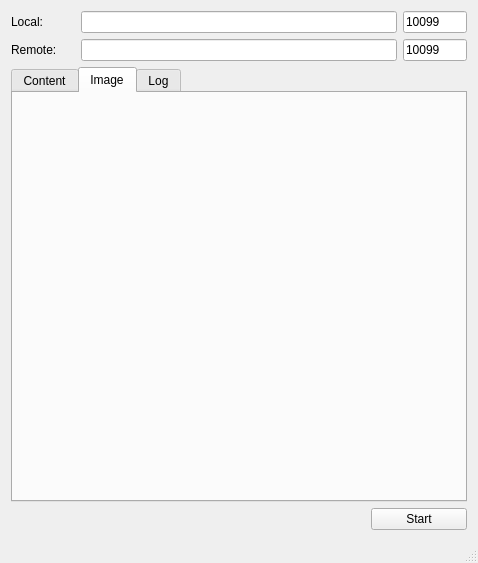
Above: MainWindow.ui from cui-daniel/cn.org.snail.clang.qt.utility.clipboard.share before the change. Below: the same form after it.
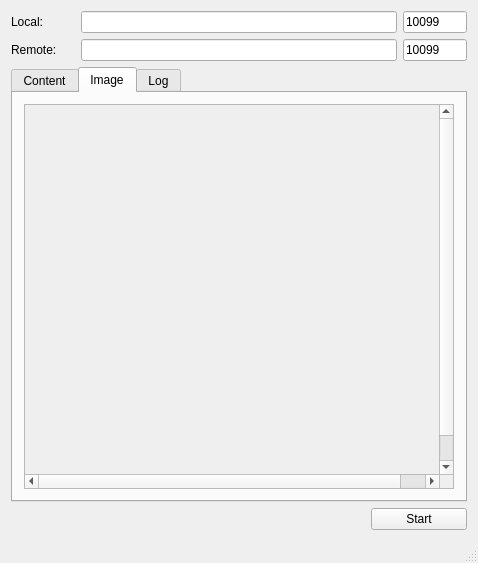
That is the form after the change. The open tabs and pages were chosen to show the change.

```diff
--- a/MainWindow.ui
+++ b/MainWindow.ui
@@ -111,10 +111,33 @@
          </attribute>
          <layout class="QHBoxLayout" name="horizontalLayout_4">
           <item>
+           <widget class="QScrollArea" name="mScrollArea">
+            <property name="widgetResizable">
+             <bool>false</bool>
+            </property>
+            <widget class="QWidget" name="scrollAreaWidgetContents">
+             <property name="geometry">
+              <rect>
+               <x>0</x>
+               <y>0</y>
+               <width>442</width>
+               <height>397</height>
+              </rect>
+             </property>
            <widget class="QLabel" name="mClipboardImage">
+              <property name="geometry">
+               <rect>
+                <x>0</x>
+                <y>0</y>
+                <width>54</width>
+                <height>15</height>
+               </rect>
+              </property>
             <property name="text">
              <string/>
             </property>
+             </widget>
+            </widget>
            </widget>
           </item>
          </layout>
```
Lines whose indentation alone changed are shown as unchanged.
